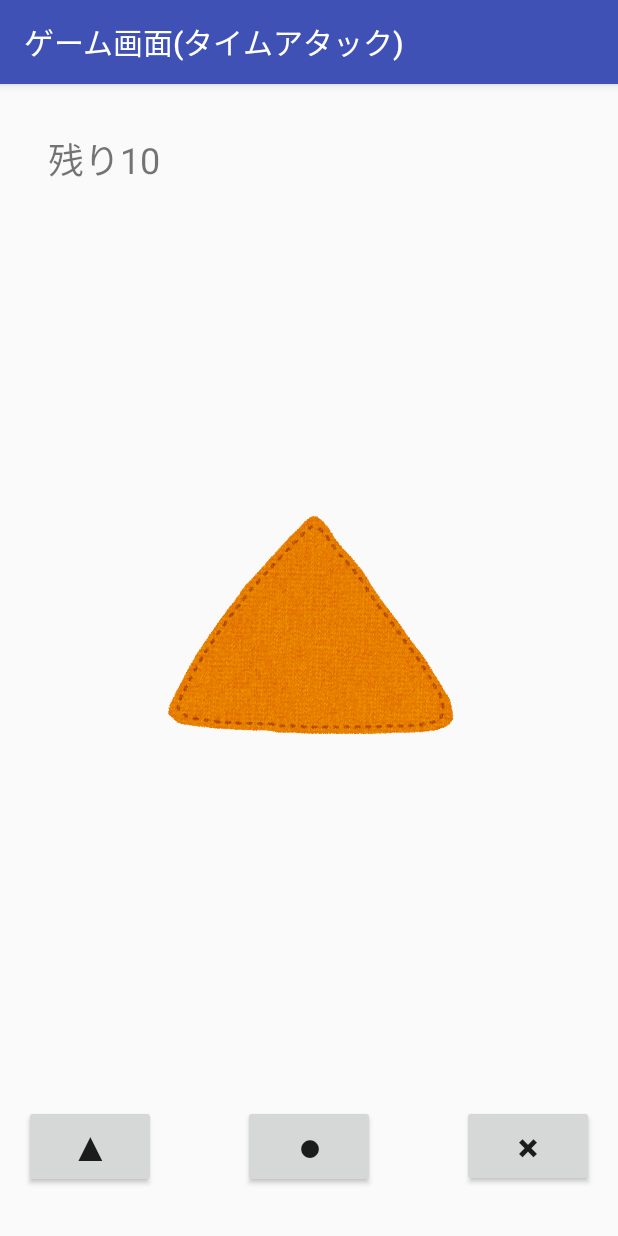
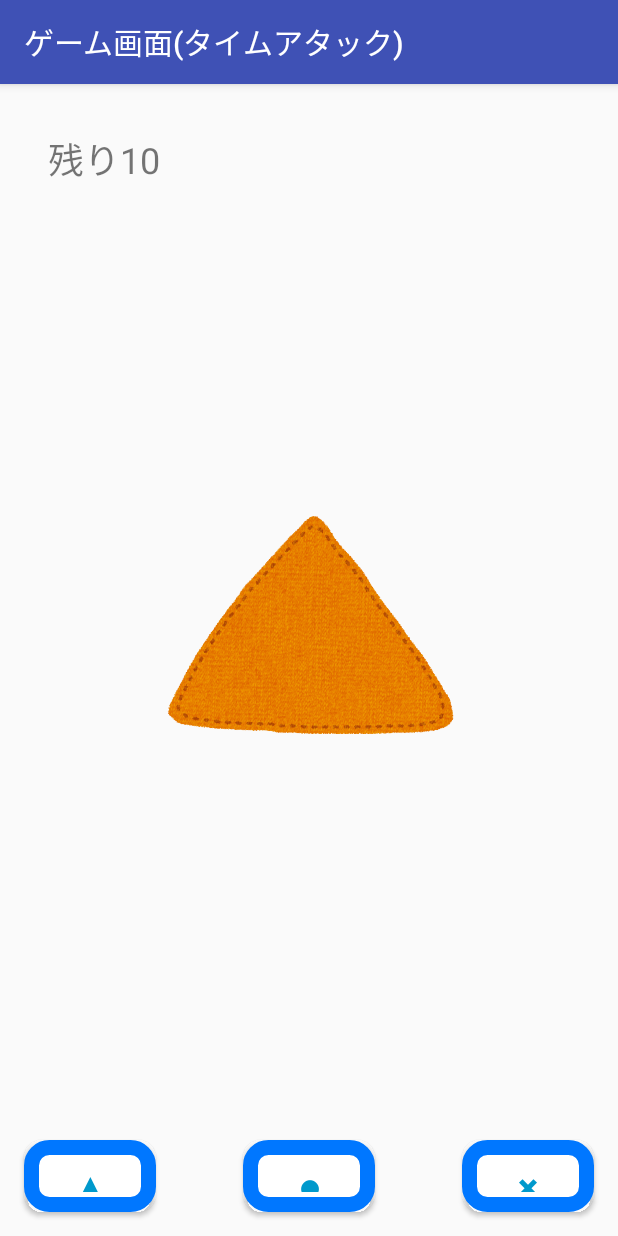
Before and after one commit to Bluewind12/KenKenPaApp, an Android app: the screen it shows after launch (TimeAttackModeActivity), after a tap on an icon or button, on a phone screen of 412 x 824 dp. Run offline under Robolectric (Android 15) with nearby library versions, the phone set to English and light mode, and no system bars.

Commit message:
ボタンサイズとかの調整

```diff
--- a/app/src/main/java/com/example/momonyan/kenkenpaapp/MainActivity.kt
+++ b/app/src/main/java/com/example/momonyan/kenkenpaapp/MainActivity.kt
@@ -43,11 +43,13 @@ class MainActivity : AppCompatActivity() {
         //ボタン処理
         timeAttackPlayButton = findViewById(R.id.startButton1)
         scoreAttackPlayButton = findViewById(R.id.startButton2)
-        timeAttackPlayButton.width = (displaySize(0) / 2) - 100
-        scoreAttackPlayButton.width = (displaySize(0) / 2) - 100
+        val point = Point()
+        windowManager.defaultDisplay.getSize(point)
+        timeAttackPlayButton.width = (point.x / 2) - 100
+        scoreAttackPlayButton.width = (point.x / 2) - 100
 
-        timeAttackPlayButton.height = (displaySize(0) / 4) - 100
-        scoreAttackPlayButton.height = (displaySize(0) / 4) - 100
+        timeAttackPlayButton.height = (point.x / 10) - 100
+        scoreAttackPlayButton.height = (point.x / 10) - 100
 
 
         highTime = findViewById(R.id.highScore_Time)
@@ -56,21 +58,4 @@ class MainActivity : AppCompatActivity() {
 
     }
 
-    /**
-     * displaySize
-     * ディスプレイのサイズを返却してくれる便利なやつ
-     * @param select セレクター(0:横幅 width ,1:縦幅 height)
-     * @return 幅
-     */
-    private fun displaySize(select: Int): Int {
-        val wm = windowManager
-        val disp = wm.defaultDisplay
-        val point = Point()
-        disp.getSize(point)
-        when (select) {
-            0 -> return point.x
-            1 -> return point.y
-            else -> error("サイズ取得エラー")
-        }
-    }
 }
--- a/app/src/main/java/com/example/momonyan/kenkenpaapp/TimeAttackModeActivity.kt
+++ b/app/src/main/java/com/example/momonyan/kenkenpaapp/TimeAttackModeActivity.kt
@@ -1,6 +1,7 @@
 package com.example.momonyan.kenkenpaapp
 
 import android.content.Intent
+import android.graphics.Point
 import android.media.SoundPool
 import android.os.Bundle
 import android.support.v7.app.AppCompatActivity
@@ -64,6 +65,17 @@ class TimeAttackModeActivity : AppCompatActivity() {
         buttonL = findViewById(R.id.buttonL)
         buttonC = findViewById(R.id.buttonC)
         buttonR = findViewById(R.id.buttonR)
+        val point = Point()
+        windowManager.defaultDisplay.getSize(point)
+        windowManager.defaultDisplay.getSize(point)
+        buttonL.width = (point.x / 3) - 100
+        buttonL.height = (point.x / 10) - 50
+        buttonC.width = (point.x / 3) - 100
+        buttonC.height = (point.x / 10) - 50
+        buttonR.width = (point.x / 3) - 100
+        buttonR.height = (point.x / 10) - 50
+
+
         restNumText = findViewById(R.id.restNumText)
 
 
--- a/app/src/main/res/layout/time_attack_game_layout.xml
+++ b/app/src/main/res/layout/time_attack_game_layout.xml
@@ -1,6 +1,5 @@
 <?xml version="1.0" encoding="utf-8"?>
-<android.support.constraint.ConstraintLayout
-    xmlns:android="http://schemas.android.com/apk/res/android"
+<android.support.constraint.ConstraintLayout xmlns:android="http://schemas.android.com/apk/res/android"
     xmlns:app="http://schemas.android.com/apk/res-auto"
     xmlns:tools="http://schemas.android.com/tools"
     android:layout_width="match_parent"
@@ -10,10 +9,12 @@
         android:id="@+id/buttonL"
         android:layout_width="wrap_content"
         android:layout_height="wrap_content"
+        android:layout_marginStart="16dp"
+        android:layout_marginEnd="8dp"
         android:layout_marginBottom="8dp"
-        android:layout_marginEnd="8dp"
-        android:layout_marginStart="16dp"
+        android:background="@drawable/style_button"
         android:text="@string/choice1"
+        android:textColor="@android:color/holo_blue_dark"
         android:textSize="25sp"
         android:textStyle="bold"
         app:layout_constraintBottom_toBottomOf="@+id/buttonC"
@@ -27,8 +28,10 @@
         android:id="@+id/buttonC"
         android:layout_width="wrap_content"
         android:layout_height="wrap_content"
-        android:layout_marginBottom="32dp"
+        android:layout_marginBottom="16dp"
+        android:background="@drawable/style_button"
         android:text="@string/choice2"
+        android:textColor="@android:color/holo_blue_dark"
         android:textSize="25sp"
         android:textStyle="bold"
         app:layout_constraintBottom_toBottomOf="parent"
@@ -39,10 +42,12 @@
         android:id="@+id/buttonR"
         android:layout_width="wrap_content"
         android:layout_height="wrap_content"
+        android:layout_marginStart="8dp"
+        android:layout_marginEnd="16dp"
         android:layout_marginBottom="8dp"
-        android:layout_marginEnd="16dp"
-        android:layout_marginStart="8dp"
+        android:background="@drawable/style_button"
         android:text="@string/choice3"
+        android:textColor="@android:color/holo_blue_dark"
         android:textSize="25sp"
         android:textStyle="bold"
         app:layout_constraintBottom_toBottomOf="@+id/buttonC"
```
Also changed, not shown: app/src/main/java/com/example/momonyan/kenkenpaapp/ScoreAttackModeActivity.kt (+14 -4 lines), app/src/main/res/layout/activity_main.xml (+5 -5 lines), app/src/main/res/layout/score_attack_game_layout.xml (+9 -3 lines).
